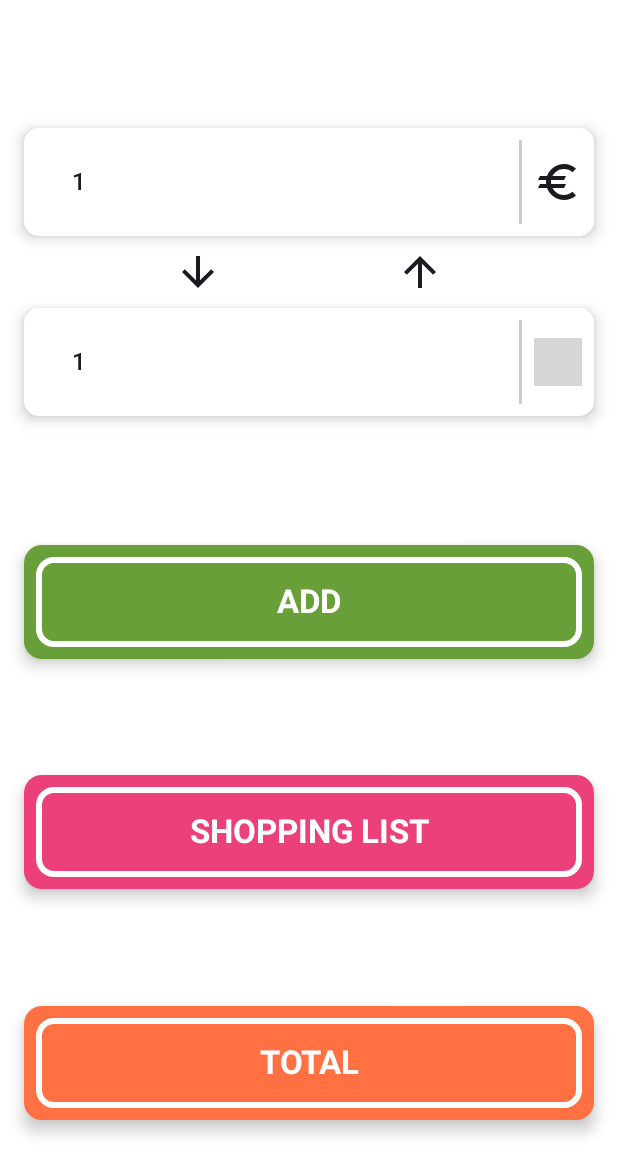
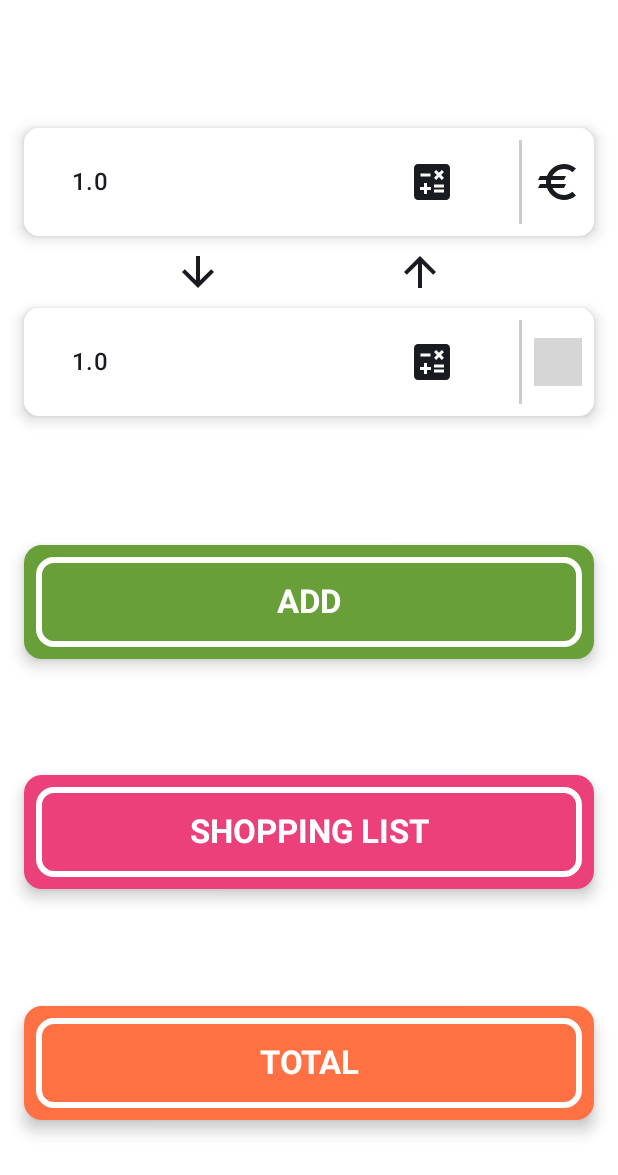
Before and after one commit to ClaraBartolome/Chumigastos, an Android app built with Jetpack Compose: the @Preview function prevMainScreen, on a phone screen of 412 x 824 dp. Shown: the top 1175 px of the screen. Run offline under Robolectric (Android 15) with nearby library versions, the phone set to English and light mode, and no system bars; grey boxes are pictures that could not be loaded.

Commit message:
Added calculate button
Added calculate button to calculate the exchange, it's not automatically but now it's cleaner

```diff
--- a/app/src/main/java/com/example/myapplication/compose/components/MoneyItem.kt
+++ b/app/src/main/java/com/example/myapplication/compose/components/MoneyItem.kt
@@ -6,6 +6,7 @@ import androidx.compose.foundation.layout.Arrangement
 import androidx.compose.foundation.layout.Column
 import androidx.compose.foundation.layout.IntrinsicSize
 import androidx.compose.foundation.layout.Row
+import androidx.compose.foundation.layout.fillMaxSize
 import androidx.compose.foundation.layout.fillMaxWidth
 import androidx.compose.foundation.layout.height
 import androidx.compose.foundation.layout.padding
@@ -16,6 +17,8 @@ import androidx.compose.foundation.text.KeyboardOptions
 import androidx.compose.material3.Card
 import androidx.compose.material3.CardDefaults
 import androidx.compose.material3.ExperimentalMaterial3Api
+import androidx.compose.material3.Icon
+import androidx.compose.material3.IconButton
 import androidx.compose.material3.MaterialTheme
 import androidx.compose.material3.OutlinedCard
 import androidx.compose.material3.OutlinedTextField
@@ -43,13 +46,10 @@ import java.util.Locale
 
 @OptIn(ExperimentalMaterial3Api::class)
 @Composable
-fun MoneyItem(digit: MutableState<Float>, icon: Int = R.drawable.ic_euro, onUpdateNumber: () -> Unit) {
-    var text by remember { mutableStateOf(formatText(digit.value)) }
+fun MoneyItem(digit: MutableState<Float>, text: MutableState<String>, icon: Int = R.drawable.ic_euro, onUpdateNumber: () -> Unit) {
+
     val previousValue = remember { mutableStateOf(digit.value) }
-    LaunchedEffect(digit.value) {
-        // Se ejecutará cuando el valor de digit cambie
-        text = formatText(digit.value)
-    }
+    var currentValue = 0.0f
     Card(
         modifier = Modifier
             .padding(horizontal = 16.dp, vertical = 8.dp)
@@ -71,19 +71,30 @@ fun MoneyItem(digit: MutableState<Float>, icon: Int = R.drawable.ic_euro, onUpda
             Column(modifier = Modifier
                 .weight(1f)) {
                 OutlinedTextField(
-                    value = text,
+                    value = text.value,
                     onValueChange = {
                         val newText = it.replace(Regex("[^0-9.,]"), "") // Eliminar cualquier cosa que no sea digito o coma o punto
-                        val currentValue = parseValue(newText)
-                        text = formatText(currentValue)
-                        if(currentValue != previousValue.value){
-                            previousValue.value = currentValue
-                            digit.value = currentValue
-                            onUpdateNumber.invoke()
-                        }
+                        currentValue = parseValue(newText)
+                        text.value = newText
                     },
                     textStyle = MaterialTheme.typography.titleMedium,
                     singleLine = true,
+                    trailingIcon = {
+                        IconButton(onClick = {
+
+                                previousValue.value = currentValue
+                                digit.value = currentValue
+                                onUpdateNumber.invoke()
+
+                        }) {
+                            Icon(
+                                painter = painterResource(id = R.drawable.ic_calculate),
+                                contentDescription = "",
+                                tint = MaterialTheme.colorScheme.onBackground,
+                                modifier = Modifier.fillMaxSize(0.8f)
+                            )
+                        }
+                    },
                     keyboardOptions = KeyboardOptions(keyboardType = KeyboardType.Number),
                     colors = OutlinedTextFieldDefaults.colors(
                         errorContainerColor = Color.Transparent,
@@ -182,13 +193,7 @@ private fun parseValue(text: String): Float{
     return cleanedText.toFloatOrNull() ?: 0.0f
 }
 
-private fun formatText(value: Float): String {
-    return if (value % 1.0f == 0.0f) {
-        value.toInt().toString()
-    } else {
-        String.format(Locale.getDefault(), "%.2f", value)
-    }
-}
+
 
 private fun formatTextExchange(value: Float, type:Boolean): String {
     return if (value % 1.0f == 0.0f) {
@@ -207,9 +212,11 @@ private fun DefaultPreview() {
         Column {
             MoneyItem(
                 remember { mutableStateOf<Float>(1.0f) },
+                remember { mutableStateOf("1") },
                 R.drawable.ic_euro, {})
             MoneyItem(
                 remember { mutableStateOf<Float>(1.0f) },
+                remember { mutableStateOf("1.0f") },
                 R.drawable.ic_yen, {})
         }
     }
--- a/app/src/main/java/com/example/myapplication/compose/components/PopUp.kt
+++ b/app/src/main/java/com/example/myapplication/compose/components/PopUp.kt
@@ -35,7 +35,7 @@ import com.example.myapplication.ui.theme.MyApplicationTheme
 @Composable
 fun AlertExchange(
     eurChange: Float,
-    yenChange:Float,
+    yenChange: Float,
     onDismissRequest: () -> Unit,
     onConfirmation: (String, Boolean) -> Unit
 ) {
--- a/app/src/main/java/com/example/myapplication/compose/screens/MainScreen.kt
+++ b/app/src/main/java/com/example/myapplication/compose/screens/MainScreen.kt
@@ -10,8 +10,10 @@ import androidx.compose.foundation.layout.size
 import androidx.compose.material3.MaterialTheme
 import androidx.compose.runtime.Composable
 import androidx.compose.runtime.MutableState
+import androidx.compose.runtime.getValue
 import androidx.compose.runtime.mutableStateOf
 import androidx.compose.runtime.remember
+import androidx.compose.runtime.setValue
 import androidx.compose.ui.Modifier
 import androidx.compose.ui.graphics.ColorFilter
 import androidx.compose.ui.res.colorResource
@@ -22,9 +24,8 @@ import androidx.compose.ui.unit.dp
 import com.example.myapplication.R
 import com.example.myapplication.compose.components.DoubleBorderButton
 import com.example.myapplication.compose.components.MoneyItem
-import com.example.myapplication.compose.getEurExchange
-import com.example.myapplication.compose.getYenExchange
 import com.example.myapplication.ui.theme.MyApplicationTheme
+import java.util.Locale
 
 @Composable
 fun MainScreen(
@@ -35,9 +36,15 @@ fun MainScreen(
     onClickTotals: ()-> Unit) {
     val yenValue = remember { mutableStateOf<Float>(yenExchange.value) }
     val eurValue = remember { mutableStateOf<Float>(eurExchange.value) }
+    val textYen = remember { mutableStateOf(yenValue.value.toString()) }
+    val textEur = remember { mutableStateOf(eurValue.value.toString()) }
     Column(verticalArrangement = Arrangement.SpaceEvenly, modifier = Modifier.fillMaxSize()) {
         Column(verticalArrangement = Arrangement.SpaceEvenly) {
-            MoneyItem(eurValue, R.drawable.ic_euro) { yenValue.value = onUpdateCurrency(eurValue, eurExchange) }
+            MoneyItem(eurValue, textEur, R.drawable.ic_euro) {
+                yenValue.value = onUpdateCurrency(eurValue, eurExchange)
+                textYen.value = formatText(yenValue.value)
+                textEur.value = formatText(eurValue.value)
+            }
             Row(horizontalArrangement = Arrangement.SpaceEvenly, modifier = Modifier.fillMaxWidth()) {
                 Image(painter = painterResource(id = R.drawable.ic_arrow), contentDescription = "", modifier = Modifier
                     .size(32.dp), colorFilter = ColorFilter.tint(MaterialTheme.colorScheme.onBackground)
@@ -46,7 +53,11 @@ fun MainScreen(
                     .size(32.dp), colorFilter = ColorFilter.tint(MaterialTheme.colorScheme.onBackground)
                 )
             }
-            MoneyItem(yenValue, R.drawable.ic_yen) { eurValue.value = onUpdateCurrency(yenValue, yenExchange) }
+            MoneyItem(yenValue, textYen, R.drawable.ic_yen) {
+                eurValue.value = onUpdateCurrency(yenValue, yenExchange)
+                textYen.value = formatText(yenValue.value)
+                textEur.value = formatText(eurValue.value)
+            }
         }
         DoubleBorderButton(
             label = stringResource(id = R.string.add_uppercase),
@@ -65,7 +76,15 @@ fun MainScreen(
 
 
 
-fun onUpdateCurrency(yen: MutableState<Float>, yenExchange: MutableState<Float>) = yen.value * yenExchange.value
+private fun onUpdateCurrency(yen: MutableState<Float>, yenExchange: MutableState<Float>) = yen.value * yenExchange.value
+
+private fun formatText(value: Float): String {
+    return if (value % 1.0f == 0.0f) {
+        value.toInt().toString()
+    } else {
+        String.format(Locale.getDefault(), "%.2f", value)
+    }
+}
 
 @Preview(showBackground = true, showSystemUi = true, apiLevel = 33)
 @Composable
--- /dev/null
+++ b/app/src/main/res/drawable/ic_calculate.xml
@@ -0,0 +1,5 @@
+<vector android:height="24dp" android:tint="#000000"
+    android:viewportHeight="24" android:viewportWidth="24"
+    android:width="24dp" xmlns:android="http://schemas.android.com/apk/res/android">
+    <path android:fillColor="@android:color/white" android:pathData="M19,3H5C3.9,3 3,3.9 3,5v14c0,1.1 0.9,2 2,2h14c1.1,0 2,-0.9 2,-2V5C21,3.9 20.1,3 19,3zM13.03,7.06L14.09,6l1.41,1.41L16.91,6l1.06,1.06l-1.41,1.41l1.41,1.41l-1.06,1.06L15.5,9.54l-1.41,1.41l-1.06,-1.06l1.41,-1.41L13.03,7.06zM6.25,7.72h5v1.5h-5V7.72zM11.5,16h-2v2H8v-2H6v-1.5h2v-2h1.5v2h2V16zM18,17.25h-5v-1.5h5V17.25zM18,14.75h-5v-1.5h5V14.75z"/>
+</vector>
```
